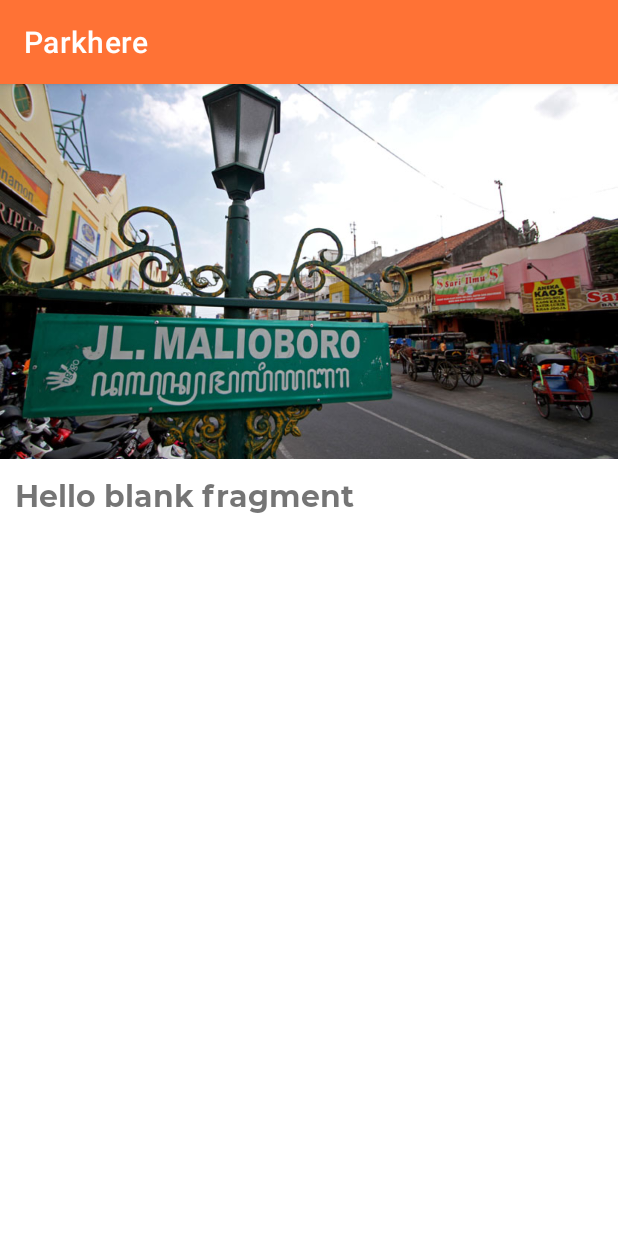
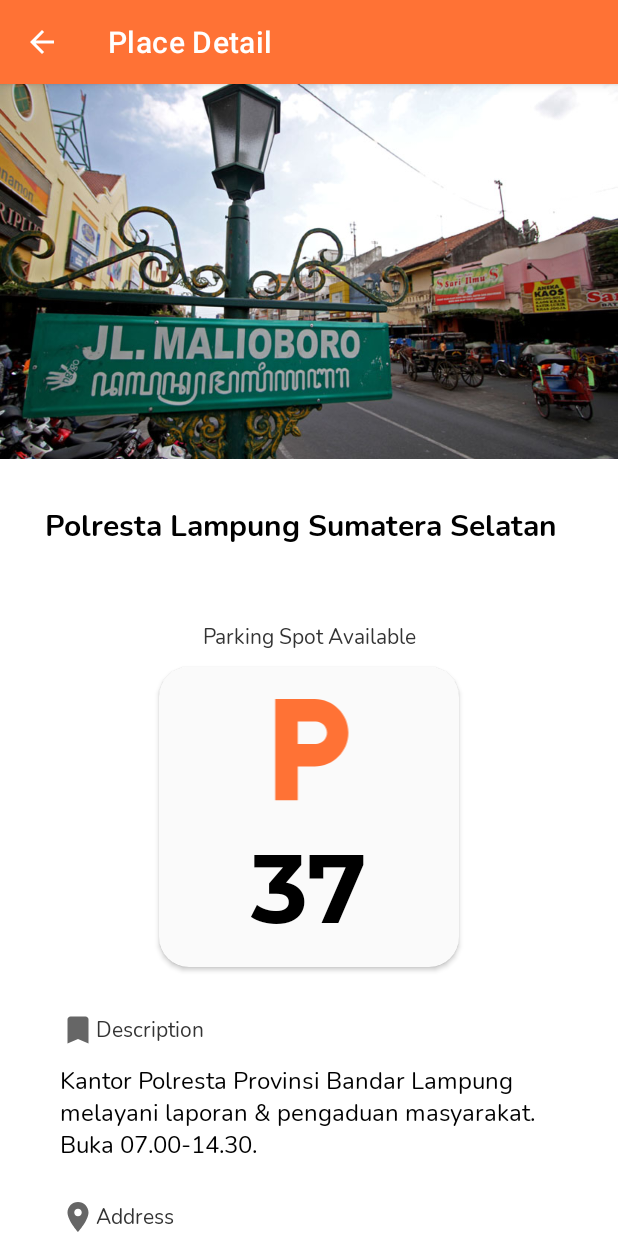
Before and after one commit to sherinedevi/Bangkit-2021-Capstone-Project, an Android app: the DetailFragment screen opened through its navigation route, on a phone screen of 412 x 824 dp. Run offline under Robolectric (Android 15) with nearby library versions, the phone set to English and light mode, and no system bars.

Commit message:
implement DetailFragment.kt layout and template with image cctv

```diff
--- a/ParkhereApplication/app/src/main/AndroidManifest.xml
+++ b/ParkhereApplication/app/src/main/AndroidManifest.xml
@@ -9,7 +9,6 @@
         android:roundIcon="@mipmap/ic_launcher_round"
         android:supportsRtl="true"
         android:theme="@style/Theme.ParkhereApplication">
-        <activity android:name=".view.DetailPlaceActivity"></activity>
         <activity
             android:name=".view.MainActivity"
             android:label="Parkhere" />
--- a/ParkhereApplication/app/src/main/java/com/example/parkhereapplication/view/DetailFragment.kt
+++ b/ParkhereApplication/app/src/main/java/com/example/parkhereapplication/view/DetailFragment.kt
@@ -1,10 +1,9 @@
 package com.example.parkhereapplication.view
 
 import android.os.Bundle
+import android.view.*
 import androidx.fragment.app.Fragment
-import android.view.LayoutInflater
-import android.view.View
-import android.view.ViewGroup
+import androidx.appcompat.app.AppCompatActivity
 import com.example.parkhereapplication.R
 import com.example.parkhereapplication.databinding.FragmentDetailBinding
 
@@ -20,5 +19,20 @@ class DetailFragment : Fragment() {
     override fun onViewCreated(view: View, savedInstanceState: Bundle?) {
         super.onViewCreated(view, savedInstanceState)
         binding = FragmentDetailBinding.bind(view)
+
+        setActionBar()
+        setHasOptionsMenu(true)
     }
+
+    override fun onOptionsItemSelected(item: MenuItem): Boolean {
+        if (item.itemId == android.R.id.home) activity?.onBackPressed()
+        return super.onOptionsItemSelected(item)
+    }
+
+    private fun setActionBar() {
+        (activity as MainActivity).supportActionBar?.title = "Place Detail"
+        (activity as AppCompatActivity?)?.supportActionBar?.setHomeButtonEnabled(true)
+        (activity as AppCompatActivity?)?.supportActionBar?.setDisplayHomeAsUpEnabled(true)
+    }
+
 }
--- a/ParkhereApplication/app/src/main/java/com/example/parkhereapplication/view/DetailPlaceActivity.kt
+++ /dev/null
@@ -1,12 +0,0 @@
-package com.example.parkhereapplication.view
-
-import androidx.appcompat.app.AppCompatActivity
-import android.os.Bundle
-import com.example.parkhereapplication.R
-
-class DetailPlaceActivity : AppCompatActivity() {
-    override fun onCreate(savedInstanceState: Bundle?) {
-        super.onCreate(savedInstanceState)
-        setContentView(R.layout.activity_detail_place)
-    }
-}
--- a/ParkhereApplication/app/src/main/java/com/example/parkhereapplication/view/HomeFragment.kt
+++ b/ParkhereApplication/app/src/main/java/com/example/parkhereapplication/view/HomeFragment.kt
@@ -5,6 +5,7 @@ import androidx.fragment.app.Fragment
 import android.view.LayoutInflater
 import android.view.View
 import android.view.ViewGroup
+import androidx.appcompat.app.AppCompatActivity
 import androidx.lifecycle.ViewModel
 import androidx.lifecycle.ViewModelProvider
 import androidx.navigation.fragment.NavHostFragment
@@ -37,12 +38,19 @@ class HomeFragment : Fragment() {
         super.onViewCreated(view, savedInstanceState)
         binding = FragmentHomeBinding.bind(view)
 
+        setActionBar()
         showRecyclerView()
         homeViewModel = ViewModelProvider(this, ViewModelProvider.NewInstanceFactory()).get(HomeViewModel::class.java)
         homeViewModel.setPlace()
         homeViewModel.getPlaces().observe(viewLifecycleOwner, { placeItems ->
             adapter.setData(placeItems)
         })
+    }
+
+    private fun setActionBar() {
+        (activity as AppCompatActivity?)?.supportActionBar?.setHomeButtonEnabled(false)
+        (activity as AppCompatActivity?)?.supportActionBar?.setDisplayHomeAsUpEnabled(false)
+        (activity as AppCompatActivity?)?.supportActionBar?.title = "Parkhere Dashboard"
     }
 
     private fun showRecyclerView() {
--- /dev/null
+++ b/ParkhereApplication/app/src/main/java/com/example/parkhereapplication/viewmodel/DetailViewModel.kt
@@ -0,0 +1,4 @@
+package com.example.parkhereapplication.viewmodel
+
+class DetailViewModel {
+}
--- /dev/null
+++ b/ParkhereApplication/app/src/main/res/drawable/ic_baseline_bookmark_24.xml
@@ -0,0 +1,10 @@
+<vector xmlns:android="http://schemas.android.com/apk/res/android"
+    android:width="24dp"
+    android:height="24dp"
+    android:viewportWidth="24"
+    android:viewportHeight="24"
+    android:tint="?attr/colorControlNormal">
+  <path
+      android:fillColor="@android:color/white"
+      android:pathData="M17,3H7c-1.1,0 -1.99,0.9 -1.99,2L5,21l7,-3 7,3V5c0,-1.1 -0.9,-2 -2,-2z"/>
+</vector>
--- /dev/null
+++ b/ParkhereApplication/app/src/main/res/drawable/ic_baseline_flip_camera_ios_24.xml
@@ -0,0 +1,10 @@
+<vector xmlns:android="http://schemas.android.com/apk/res/android"
+    android:width="24dp"
+    android:height="24dp"
+    android:viewportWidth="24"
+    android:viewportHeight="24"
+    android:tint="?attr/colorControlNormal">
+  <path
+      android:fillColor="@android:color/white"
+      android:pathData="M20,5h-3.17L15,3H9L7.17,5H4C2.9,5 2,5.9 2,7v12c0,1.1 0.9,2 2,2h16c1.1,0 2,-0.9 2,-2V7C22,5.9 21.1,5 20,5zM12,18c-2.76,0 -5,-2.24 -5,-5H5l2.5,-2.5L10,13H8c0,2.21 1.79,4 4,4c0.58,0 1.13,-0.13 1.62,-0.35l0.74,0.74C13.65,17.76 12.86,18 12,18zM16.5,15.5L14,13h2c0,-2.21 -1.79,-4 -4,-4c-0.58,0 -1.13,0.13 -1.62,0.35L9.64,8.62C10.35,8.24 11.14,8 12,8c2.76,0 5,2.24 5,5h2L16.5,15.5z"/>
+</vector>
--- /dev/null
+++ b/ParkhereApplication/app/src/main/res/font/nunito.xml
@@ -0,0 +1,12 @@
+<?xml version="1.0" encoding="utf-8"?>
+<font-family xmlns:android="http://schemas.android.com/apk/res/android">
+    <font
+        android:fontStyle="normal"
+        android:fontWeight="400"
+        android:font="@font/nunito_regular" />
+
+    <font
+        android:fontStyle="normal"
+        android:fontWeight="700"
+        android:font="@font/nunito_bold" />
+</font-family>
--- a/ParkhereApplication/app/src/main/res/layout/activity_detail_place.xml
+++ /dev/null
@@ -1,9 +0,0 @@
-<?xml version="1.0" encoding="utf-8"?>
-<androidx.constraintlayout.widget.ConstraintLayout xmlns:android="http://schemas.android.com/apk/res/android"
-    xmlns:app="http://schemas.android.com/apk/res-auto"
-    xmlns:tools="http://schemas.android.com/tools"
-    android:layout_width="match_parent"
-    android:layout_height="match_parent"
-    tools:context=".view.DetailPlaceActivity">
-
-</androidx.constraintlayout.widget.ConstraintLayout>
--- /dev/null
+++ b/ParkhereApplication/app/src/main/res/layout/content_detail.xml
@@ -0,0 +1,136 @@
+<?xml version="1.0" encoding="utf-8"?>
+<androidx.constraintlayout.widget.ConstraintLayout xmlns:android="http://schemas.android.com/apk/res/android"
+    xmlns:app="http://schemas.android.com/apk/res-auto"
+    xmlns:tools="http://schemas.android.com/tools"
+    android:padding="20dp"
+    android:layout_width="match_parent"
+    android:layout_height="match_parent">
+
+    <TextView
+        android:id="@+id/tv_name"
+        style="@style/TextView.Heading"
+        android:layout_width="match_parent"
+        android:layout_height="wrap_content"
+        app:layout_constraintTop_toTopOf="parent"
+        app:layout_constraintLeft_toLeftOf="parent"
+        app:layout_constraintRight_toRightOf="parent"
+        android:text="@string/name_example" />
+
+    <TextView
+        android:id="@+id/tv_sub_title"
+        style="@style/TextView.Sub.Title"
+        android:layout_width="match_parent"
+        android:layout_height="wrap_content"
+        android:gravity="center"
+        app:layout_constraintTop_toBottomOf="@id/tv_name"
+        app:layout_constraintLeft_toLeftOf="parent"
+        android:layout_marginTop="50dp"
+        android:text="@string/parking_spot_available" />
+
+    <androidx.cardview.widget.CardView
+        android:id="@+id/cv_available"
+        android:layout_width="200dp"
+        android:layout_height="200dp"
+        app:layout_constraintTop_toBottomOf="@id/tv_sub_title"
+        app:layout_constraintLeft_toLeftOf="parent"
+        app:layout_constraintRight_toRightOf="parent"
+        android:layout_gravity="center"
+        android:layout_margin="10dp"
+        android:backgroundTint="#fafafa"
+        app:cardCornerRadius="20dp">
+
+        <androidx.constraintlayout.widget.ConstraintLayout
+            android:layout_width="match_parent"
+            android:layout_height="match_parent"
+            android:padding="10dp">
+
+            <LinearLayout
+                android:layout_width="match_parent"
+                android:layout_height="match_parent"
+                android:gravity="center"
+                android:orientation="vertical"
+                app:layout_constraintBottom_toBottomOf="parent"
+                app:layout_constraintEnd_toEndOf="parent"
+                app:layout_constraintHorizontal_bias="0.5"
+                app:layout_constraintStart_toStartOf="parent"
+                app:layout_constraintTop_toTopOf="parent">
+
+                <ImageView
+                    android:layout_width="match_parent"
+                    android:layout_height="0dp"
+                    android:layout_weight="1"
+                    app:tint="@color/orange_primary"
+                    android:src="@drawable/ic_baseline_local_parking_24" />
+
+                <TextView
+                    android:id="@+id/tv_availablility"
+                    style="@style/TextView.Parking"
+                    android:layout_width="match_parent"
+                    android:layout_height="0dp"
+                    android:layout_weight="1"
+                    android:gravity="center"
+                    android:text="@string/example_parking_availability"
+                    app:layout_constraintLeft_toLeftOf="parent"
+                    app:layout_constraintTop_toTopOf="parent" />
+
+            </LinearLayout>
+        </androidx.constraintlayout.widget.ConstraintLayout>
+    </androidx.cardview.widget.CardView>
+
+    <LinearLayout
+        android:layout_width="match_parent"
+        android:layout_height="wrap_content"
+        app:layout_constraintTop_toBottomOf="@id/cv_available"
+        app:layout_constraintLeft_toLeftOf="parent"
+        android:padding="10dp"
+        android:layout_marginTop="20dp"
+        android:orientation="vertical">
+
+        <TextView
+            style="@style/TextView.Sub.Title"
+            android:layout_width="match_parent"
+            android:layout_height="wrap_content"
+            android:gravity="center_vertical"
+            android:text="@string/description"
+            app:drawableLeftCompat="@drawable/ic_baseline_bookmark_24" />
+
+        <TextView
+            android:id="@+id/tv_description"
+            style="@style/TextView.Sub.Content"
+            android:layout_width="match_parent"
+            android:layout_height="wrap_content"
+            android:layout_marginBottom="25dp"
+            android:text="@string/description_example" />
+
+        <TextView
+            style="@style/TextView.Sub.Title"
+            android:layout_width="match_parent"
+            android:layout_height="wrap_content"
+            android:gravity="center_vertical"
+            android:text="@string/address"
+            app:drawableLeftCompat="@drawable/ic_baseline_location_on_24" />
+
+        <TextView
+            android:id="@+id/tv_address"
+            style="@style/TextView.Sub.Content"
+            android:layout_width="match_parent"
+            android:layout_height="wrap_content"
+            android:layout_marginBottom="25dp"
+            android:text="@string/example_address" />
+
+        <TextView
+            style="@style/TextView.Sub.Title"
+            android:layout_width="match_parent"
+            android:layout_height="wrap_content"
+            android:gravity="center_vertical"
+            android:text="@string/click_to_refresh_image"
+            app:drawableLeftCompat="@drawable/ic_baseline_flip_camera_ios_24" />
+
+        <ImageView
+            android:layout_width="match_parent"
+            android:layout_height="wrap_content"
+            android:src="@drawable/cctv_image"
+            android:contentDescription="@string/cctv_feed" />
+    </LinearLayout>
+
+</androidx.constraintlayout.widget.ConstraintLayout>
--- a/ParkhereApplication/app/src/main/res/layout/fragment_detail.xml
+++ b/ParkhereApplication/app/src/main/res/layout/fragment_detail.xml
@@ -25,28 +25,15 @@
                 android:src="@drawable/parking_image_1"
                 app:layout_collapseMode="parallax" />
 
-            <androidx.appcompat.widget.Toolbar
-                android:id="@+id/toolbar"
-                android:layout_width="match_parent"
-                android:layout_height="?attr/actionBarSize"
-                app:layout_collapseMode="pin"
-                app:popupTheme="@style/ThemeOverlay.MaterialComponents.Light" />
-
         </com.google.android.material.appbar.CollapsingToolbarLayout>
     </com.google.android.material.appbar.AppBarLayout>
 
-    <androidx.constraintlayout.widget.ConstraintLayout
+    <androidx.core.widget.NestedScrollView
         android:layout_width="match_parent"
         android:layout_height="match_parent"
         android:padding="10dp"
         app:layout_behavior="com.google.android.material.appbar.AppBarLayout$ScrollingViewBehavior">
 
-        <TextView
-            android:layout_width="wrap_content"
-            android:layout_height="wrap_content"
-            style="@style/TextView.Heading"
-            app:layout_constraintLeft_toLeftOf="parent"
-            app:layout_constraintTop_toTopOf="parent"
-            android:text="@string/hello_blank_fragment" />
-    </androidx.constraintlayout.widget.ConstraintLayout>
+        <include layout="@layout/content_detail" />
+    </androidx.core.widget.NestedScrollView>
 </androidx.coordinatorlayout.widget.CoordinatorLayout>
--- a/ParkhereApplication/app/src/main/res/layout/item_place.xml
+++ b/ParkhereApplication/app/src/main/res/layout/item_place.xml
@@ -43,7 +43,7 @@
 
             <TextView
                 android:id="@+id/tv_location_address"
-                style="@style/TextView.Subtitle"
+                style="@style/TextView.Sub"
                 android:layout_width="match_parent"
                 android:layout_height="wrap_content"
                 android:layout_marginTop="10dp"
--- a/ParkhereApplication/app/src/main/res/values/strings.xml
+++ b/ParkhereApplication/app/src/main/res/values/strings.xml
@@ -3,4 +3,13 @@
     <!-- TODO: Remove or change this placeholder text -->
     <string name="hello_blank_fragment">Hello blank fragment</string>
     <string name="details">Details</string>
+    <string name="description">Description</string>
+    <string name="description_example"><![CDATA[Kantor Polresta Provinsi Bandar Lampung melayani laporan & pengaduan masyarakat. Buka 07.00-14.30.]]></string>
+    <string name="name_example">Polresta Lampung Sumatera Selatan</string>
+    <string name="parking_spot_available">Parking Spot Available</string>
+    <string name="example_parking_availability">37</string>
+    <string name="example_address">Jl. Mayjen MT Haryono, Gotong Royong, Kec. Tj. Karang Pusat, Kota Bandar Lampung, Lampung 35119</string>
+    <string name="address">Address</string>
+    <string name="click_to_refresh_image">Click to refresh image</string>
+    <string name="cctv_feed">CCTV_feed</string>
 </resources>
--- a/ParkhereApplication/app/src/main/res/values/themes.xml
+++ b/ParkhereApplication/app/src/main/res/values/themes.xml
@@ -15,14 +15,33 @@
     </style>
 
     <style name="TextView">
-        <item name="android:fontFamily">@font/montserrat</item>
+        <item name="android:fontFamily">@font/nunito</item>
     </style>
 
     <style name="TextView.Heading">
         <item name="android:textStyle">bold</item>
         <item name="android:textSize">20sp</item>
+        <item name="android:textColor">@color/black</item>
     </style>
-    <style name="TextView.Subtitle">
+
+    <style name="TextView.Sub">
         <item name="android:textSize">14sp</item>
     </style>
+
+    <style name="TextView.Sub.Title">
+        <item name="android:textColor">#333333</item>
+        <item name="android:layout_marginBottom">10dp</item>
+    </style>
+
+    <style name="TextView.Sub.Content">
+        <item name="android:textSize">16sp</item>
+        <item name="android:textColor">@color/black</item>
+    </style>
+
+    <style name="TextView.Parking">
+        <item name="android:fontFamily">@font/montserrat</item>
+        <item name="android:textStyle">bold</item>
+        <item name="android:textSize">64sp</item>
+        <item name="android:textColor">@color/black</item>
+    </style>
 </resources>
```
Also changed, not shown: ParkhereApplication/app/src/main/res/font/nunito_bold.ttf (added), ParkhereApplication/app/src/main/res/font/nunito_regular.ttf (added), 1 other file.
